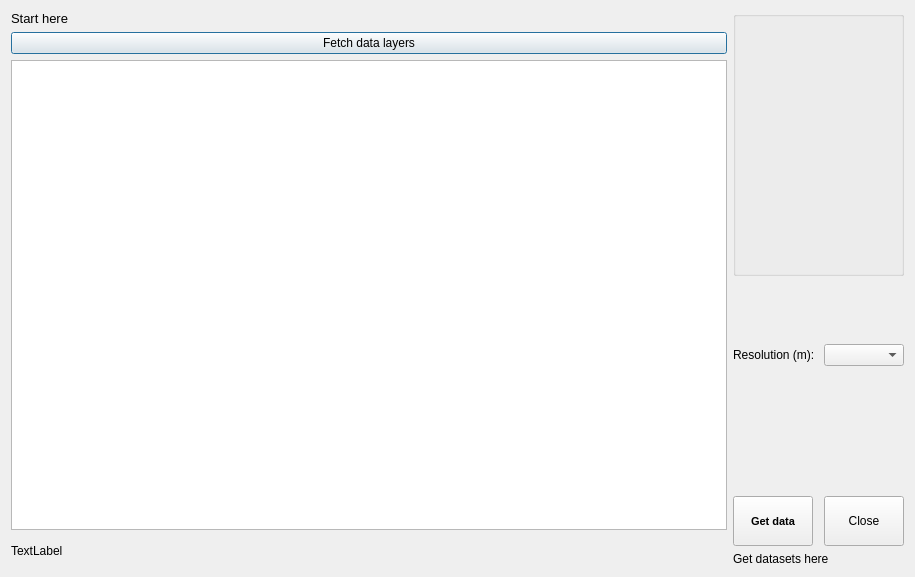
This is geocubes_plugin_dialog_base.ui in geoportti/GeoCubes-Finland-QGIS-Plugin as Qt 5 draws it before an edit. The edited form follows.
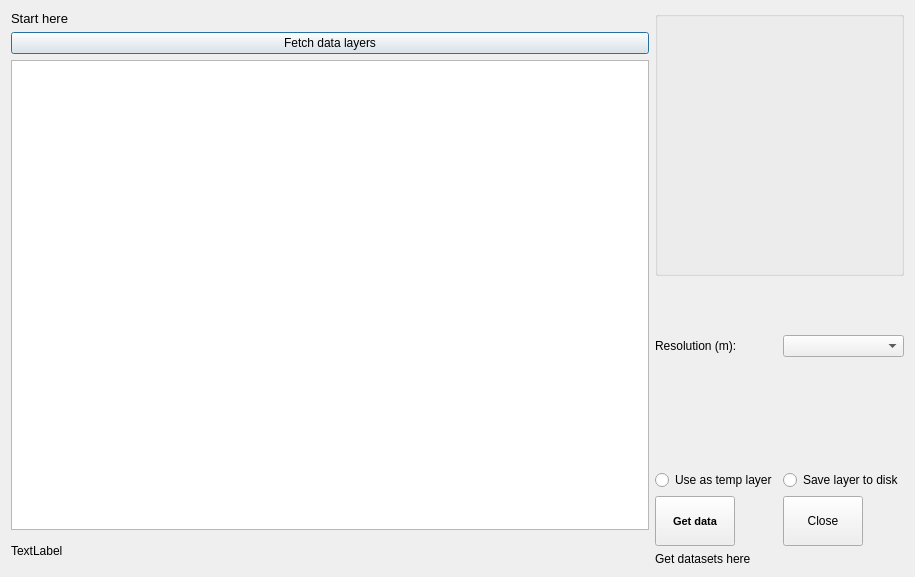
This is the edited form. Custom widgets are drawn as their Qt base class.

Commit message: Finished commenting and small ui improvements

```diff
--- a/geocubes_plugin_dialog_base.ui
+++ b/geocubes_plugin_dialog_base.ui
@@ -169,7 +169,7 @@
          </property>
         </spacer>
        </item>
-       <item row="5" column="0">
+       <item row="6" column="0">
         <widget class="QPushButton" name="getDataButton">
          <property name="sizePolicy">
           <sizepolicy hsizetype="Fixed" vsizetype="Expanding">
@@ -195,7 +195,7 @@
          </property>
         </widget>
        </item>
-       <item row="5" column="1">
+       <item row="6" column="1">
         <widget class="QPushButton" name="closeButton">
          <property name="maximumSize">
           <size>
@@ -211,6 +211,20 @@
          </property>
         </widget>
        </item>
+       <item row="5" column="0">
+        <widget class="QRadioButton" name="saveToTempButton">
+         <property name="text">
+          <string>Use as temp layer</string>
+         </property>
+        </widget>
+       </item>
+       <item row="5" column="1">
+        <widget class="QRadioButton" name="saveToDiskButton">
+         <property name="text">
+          <string>Save layer to disk</string>
+         </property>
+        </widget>
+       </item>
       </layout>
      </item>
      <item>
```
The commit also changes 1 other file.
